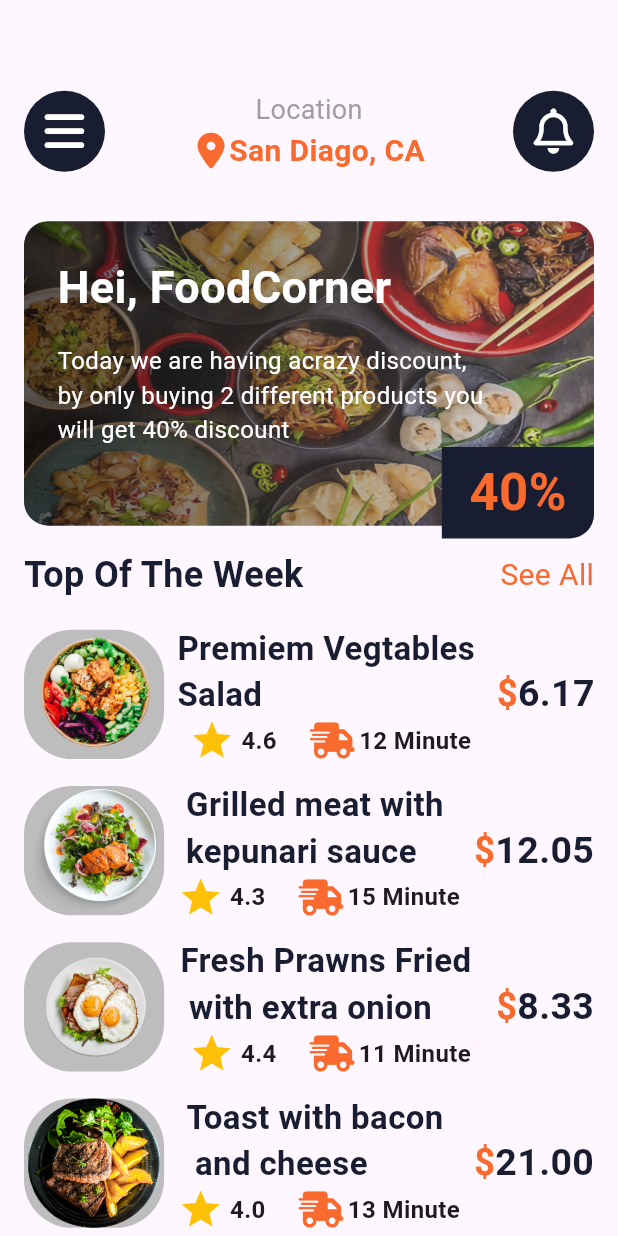
After one commit to KhaledHAnter/ui_project, a Flutter app: the HomeView screen opened by its route, on a phone screen of 412 x 824 dp. The commit adds this screen. Run offline on Flutter 3.47's test engine with Material 3 defaults, Android fonts, the light colour scheme and no system bars; our stand-ins replace flutter_screenutil, font_awesome_flutter, gap.

Commit message:
Finish Home Page

```diff
--- /dev/null
+++ b/lib/Views/home_view.dart
@@ -0,0 +1,215 @@
+import 'package:flutter/material.dart';
+import 'package:flutter_screenutil/flutter_screenutil.dart';
+import 'package:font_awesome_flutter/font_awesome_flutter.dart';
+import 'package:gap/gap.dart';
+import 'package:ui_project/Widgets/food_list_item.dart';
+import 'package:ui_project/constants.dart';
+
+class HomeView extends StatelessWidget {
+  const HomeView({super.key});
+
+  static String id = "Home";
+
+  @override
+  Widget build(BuildContext context) {
+    return Scaffold(
+      body: Padding(
+        padding: const EdgeInsets.only(top: 60, right: 16, left: 16, bottom: 8),
+        child: Column(
+          children: <Widget>[
+            Row(
+              mainAxisAlignment: MainAxisAlignment.spaceBetween,
+              children: <Widget>[
+                Container(
+                  padding: const EdgeInsets.all(12),
+                  decoration: const BoxDecoration(
+                    shape: BoxShape.circle,
+                    color: kscondaryColor,
+                  ),
+                  child: const Icon(
+                    FontAwesomeIcons.bars,
+                    color: Colors.white,
+                    size: 30,
+                  ),
+                ),
+                const Column(
+                  children: <Widget>[
+                    Text(
+                      'Location',
+                      style: TextStyle(color: Colors.grey, fontSize: 18),
+                    ),
+                    Row(
+                      children: [
+                        Icon(
+                          FontAwesomeIcons.locationDot,
+                          color: kprimaryColor,
+                        ),
+                        Text(
+                          'San Diago, CA',
+                          style: TextStyle(
+                              color: kprimaryColor,
+                              fontSize: 20,
+                              fontWeight: FontWeight.bold),
+                        ),
+                      ],
+                    ),
+                  ],
+                ),
+                Container(
+                  padding: const EdgeInsets.all(12),
+                  decoration: const BoxDecoration(
+                    shape: BoxShape.circle,
+                    color: kscondaryColor,
+                  ),
+                  child: const Icon(
+                    FontAwesomeIcons.bell,
+                    color: Colors.white,
+                    size: 30,
+                  ),
+                ),
+              ],
+            ),
+            Gap(32.h),
+            Container(
+              padding: EdgeInsets.only(top: 22.h, left: 22.h),
+              height: 200.h,
+              width: double.infinity,
+              decoration: BoxDecoration(
+                borderRadius: BorderRadius.circular(16),
+                image: const DecorationImage(
+                    image: AssetImage("assets/Images/home cover.jpg"),
+                    fit: BoxFit.fill),
+              ),
+              child: Column(
+                crossAxisAlignment: CrossAxisAlignment.start,
+                children: <Widget>[
+                  const Text(
+                    "Hei, FoodCorner",
+                    style: TextStyle(
+                      color: Colors.white,
+                      fontSize: 30,
+                      fontWeight: FontWeight.bold,
+                    ),
+                  ),
+                  Gap(16.h),
+                  const Padding(
+                    padding: EdgeInsets.only(right: 64),
+                    child: Text(
+                      "Today we are having acrazy discount, by only buying 2 different products you will get 40% discount",
+                      style: TextStyle(
+                        color: Colors.white,
+                        fontSize: 16,
+                      ),
+                    ),
+                  ),
+                  const Spacer(),
+                  Row(
+                    mainAxisAlignment: MainAxisAlignment.end,
+                    children: [
+                      Container(
+                        height: 60.h,
+                        width: 100.h,
+                        decoration: const BoxDecoration(
+                          borderRadius: BorderRadius.only(
+                              bottomRight: Radius.circular(16)),
+                          color: kscondaryColor,
+                        ),
+                        child: const Center(
+                          child: Text(
+                            "40%",
+                            style: TextStyle(
+                              color: kprimaryColor,
+                              fontSize: 34,
+                              fontWeight: FontWeight.bold,
+                            ),
+                          ),
+                        ),
+                      ),
+                    ],
+                  )
+                ],
+              ),
+            ),
+            Gap(16.h),
+            const Row(
+              mainAxisAlignment: MainAxisAlignment.spaceBetween,
+              children: [
+                Text(
+                  'Top Of The Week',
+                  style: TextStyle(
+                    color: kscondaryColor,
+                    fontSize: 24,
+                    fontWeight: FontWeight.bold,
+                  ),
+                ),
+                Text(
+                  'See All',
+                  style: TextStyle(
+                    color: kprimaryColor,
+                    fontSize: 20,
+                  ),
+                ),
+              ],
+            ),
+            Gap(16.h),
+            Column(
+              children: List.generate(
+                demo_Data.length,
+                (index) => FoodListItem(
+                  image: demo_Data[index].image,
+                  title: demo_Data[index].title,
+                  rate: demo_Data[index].rate,
+                  delivery: demo_Data[index].delivery,
+                  price: demo_Data[index].price,
+                ),
+              ),
+            ),
+          ],
+        ),
+      ),
+    );
+  }
+}
+
+class FoodItem {
+  final String image, title, rate, delivery, price;
+
+  FoodItem({
+    required this.image,
+    required this.title,
+    required this.rate,
+    required this.delivery,
+    required this.price,
+  });
+}
+
+final List<FoodItem> demo_Data = [
+  FoodItem(
+    image: 'assets/Images/Dish1.png',
+    title: 'Premiem Vegtables \nSalad',
+    rate: '4.6',
+    delivery: '12',
+    price: '6.17',
+  ),
+  FoodItem(
+    image: 'assets/Images/Dish2.png',
+    title: 'Grilled meat with \nkepunari sauce',
+    rate: '4.3',
+    delivery: '15',
+    price: '12.05',
+  ),
+  FoodItem(
+    image: 'assets/Images/Dish3.png',
+    title: 'Fresh Prawns Fried \n with extra onion',
+    rate: '4.4',
+    delivery: '11',
+    price: '8.33',
+  ),
+  FoodItem(
+    image: 'assets/Images/Dish4.png',
+    title: 'Toast with bacon \n and cheese',
+    rate: '4.0',
+    delivery: '13',
+    price: '21.00',
+  ),
+];
--- a/lib/Views/login_view.dart
+++ b/lib/Views/login_view.dart
@@ -95,7 +95,7 @@ class _LoginViewState extends State<LoginView> {
                 decoration: InputDecoration(
                   filled: true,
                   prefixIcon: const Icon(
-                    FontAwesomeIcons.lock,
+                    Icons.password,
                     size: 25,
                   ),
                   prefixIconColor: Colors.grey,
--- /dev/null
+++ b/lib/Widgets/food_list_item.dart
@@ -0,0 +1,101 @@
+import 'package:flutter/material.dart';
+import 'package:flutter_screenutil/flutter_screenutil.dart';
+import 'package:font_awesome_flutter/font_awesome_flutter.dart';
+import 'package:gap/gap.dart';
+import 'package:ui_project/constants.dart';
+
+class FoodListItem extends StatelessWidget {
+  const FoodListItem(
+      {super.key,
+      required this.image,
+      required this.title,
+      required this.rate,
+      required this.delivery,
+      required this.price});
+
+  final String image, title, rate, delivery, price;
+
+  @override
+  Widget build(BuildContext context) {
+    return Padding(
+      padding: EdgeInsets.only(bottom: 12.h),
+      child: Row(
+        mainAxisAlignment: MainAxisAlignment.spaceBetween,
+        children: [
+          Container(
+            width: 85.w,
+            height: 85.h,
+            decoration: BoxDecoration(
+              color: Colors.grey.shade400,
+              borderRadius: BorderRadius.circular(32),
+              image: DecorationImage(
+                image: AssetImage(image),
+              ),
+            ),
+          ),
+          Gap(8.w),
+          Column(
+            children: [
+              Text(
+                title,
+                style: const TextStyle(
+                  color: kscondaryColor,
+                  fontSize: 22,
+                  fontWeight: FontWeight.bold,
+                ),
+              ),
+              Row(
+                children: [
+                  const Icon(
+                    Icons.star,
+                    size: 30,
+                    color: Colors.amber,
+                  ),
+                  Gap(4.w),
+                  Text(
+                    rate,
+                    style: const TextStyle(
+                        fontWeight: FontWeight.bold, fontSize: 16),
+                  ),
+                  Gap(20.w),
+                  const Icon(
+                    FontAwesomeIcons.truckFast,
+                    size: 24,
+                    color: kprimaryColor,
+                  ),
+                  Gap(8.w),
+                  Text(
+                    "$delivery Minute",
+                    style: const TextStyle(
+                        fontWeight: FontWeight.bold, fontSize: 16),
+                  ),
+                ],
+              ),
+            ],
+          ),
+          Gap(8.w),
+          Row(
+            children: [
+              const Text(
+                r"$",
+                style: TextStyle(
+                  color: kprimaryColor,
+                  fontSize: 24,
+                  fontWeight: FontWeight.bold,
+                ),
+              ),
+              Text(
+                price,
+                style: const TextStyle(
+                  color: kscondaryColor,
+                  fontSize: 25,
+                  fontWeight: FontWeight.bold,
+                ),
+              ),
+            ],
+          ),
+        ],
+      ),
+    );
+  }
+}
--- a/lib/constants.dart
+++ b/lib/constants.dart
@@ -1,3 +1,4 @@
 import 'package:flutter/material.dart';
 
 const kprimaryColor = Color(0xFFF86A2E);
+const kscondaryColor = Color(0xff191D31);
--- a/lib/main.dart
+++ b/lib/main.dart
@@ -1,7 +1,9 @@
 import 'package:flutter/material.dart';
 import 'package:flutter_screenutil/flutter_screenutil.dart';
+import 'package:ui_project/Views/home_view.dart';
 import 'package:ui_project/Views/login_view.dart';
 import 'package:ui_project/Views/on_boarding_view.dart';
+import 'package:ui_project/Views/register_view.dart';
 
 void main() async {
   runApp(const UiProject());
@@ -27,6 +29,8 @@ class UiProject extends StatelessWidget {
       routes: {
         OnBoardingView.id: (context) => const OnBoardingView(),
         LoginView.id: (context) => const LoginView(),
+        RegisterView.id: (context) => const RegisterView(),
+        HomeView.id: (context) => const HomeView(),
       },
       initialRoute: OnBoardingView.id,
     );
```
Also changed, not shown: lib/Views/on_boarding_view.dart (+9 -2 lines), lib/Views/register_view.dart (added, +229 -0 lines), lib/Widgets/on_boarding_content.dart (+8 -6 lines), assets/Images/Dish1.png (added), assets/Images/Dish2.png (added), assets/Images/Dish3.png (added), assets/Images/Dish4.png (added), assets/Images/Ramen2.jpg (added), assets/Images/home cover.jpg (added), assets/Images/home cover1.jpg (added), 1 other file.
